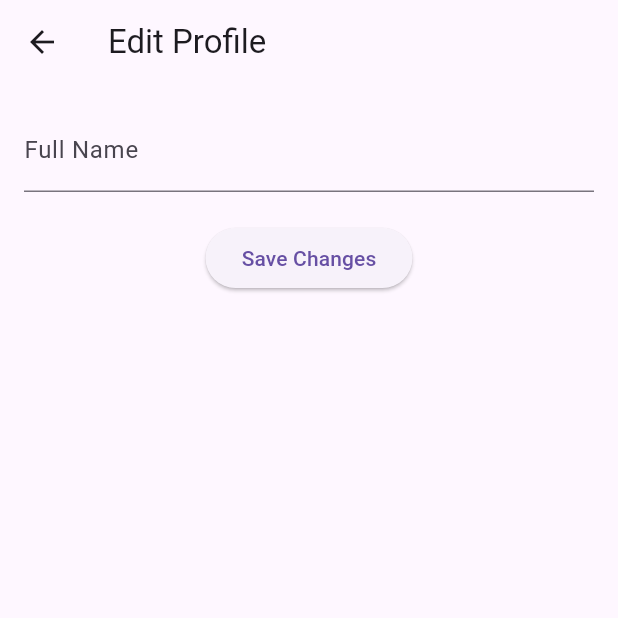
After one commit to tomandjerry17/stocks, a Flutter app: the ProfilePage screen opened directly, after a tap on "Edit Profile", on a phone screen of 412 x 824 dp, the top half of it. The commit adds this screen. Run offline on Flutter 3.47's test engine with Material 3 defaults, Android fonts, the phone set to English and light mode, and no system bars; our stand-ins replace cloud_firestore, firebase_auth, firebase_core, google_sign_in; accounts and stored records are empty; network calls fail.

Commit message:
edit and delete feaeture

```diff
--- /dev/null
+++ b/lib/Pages/edit_profile_page.dart
@@ -0,0 +1,58 @@
+import 'package:flutter/material.dart';
+import 'package:firebase_auth/firebase_auth.dart';
+
+class EditProfilePage extends StatefulWidget {
+  final User? user;
+
+  EditProfilePage({required this.user});
+
+  @override
+  _EditProfilePageState createState() => _EditProfilePageState();
+}
+
+class _EditProfilePageState extends State<EditProfilePage> {
+  final TextEditingController _nameController = TextEditingController();
+
+  void _updateProfile() async {
+    try {
+      await widget.user?.updateDisplayName(_nameController.text);
+      ScaffoldMessenger.of(context).showSnackBar(
+        SnackBar(content: Text("Profile Updated")),
+      );
+      Navigator.pop(context);
+    } catch (e) {
+      ScaffoldMessenger.of(context).showSnackBar(
+        SnackBar(content: Text("Error updating profile: $e")),
+      );
+    }
+  }
+
+  @override
+  void initState() {
+    super.initState();
+    _nameController.text = widget.user?.displayName ?? "";
+  }
+
+  @override
+  Widget build(BuildContext context) {
+    return Scaffold(
+      appBar: AppBar(title: Text("Edit Profile")),
+      body: Padding(
+        padding: const EdgeInsets.all(16.0),
+        child: Column(
+          children: [
+            TextField(
+              controller: _nameController,
+              decoration: InputDecoration(labelText: "Full Name"),
+            ),
+            SizedBox(height: 20),
+            ElevatedButton(
+              child: Text("Save Changes"),
+              onPressed: _updateProfile,
+            ),
+          ],
+        ),
+      ),
+    );
+  }
+}
--- /dev/null
+++ b/lib/Pages/profile_page.dart
@@ -0,0 +1,64 @@
+import 'package:firebase_auth/firebase_auth.dart';
+import 'package:flutter/material.dart';
+import 'edit_profile_page.dart';
+import 'login_page.dart';
+
+class ProfilePage extends StatelessWidget {
+  final FirebaseAuth _auth = FirebaseAuth.instance;
+
+  void _deleteAccount(BuildContext context) async {
+    try {
+      await _auth.currentUser?.delete();
+      await _auth.signOut();
+      Navigator.pushReplacement(
+        context,
+        MaterialPageRoute(builder: (context) => LoginPage()),
+      );
+    } catch (e) {
+      ScaffoldMessenger.of(context).showSnackBar(
+        SnackBar(content: Text("Error deleting account: $e")),
+      );
+    }
+  }
+
+  @override
+  Widget build(BuildContext context) {
+    User? user = _auth.currentUser;
+
+    return Scaffold(
+      appBar: AppBar(title: Text("Profile")),
+      body: Padding(
+        padding: const EdgeInsets.all(16.0),
+        child: Column(
+          crossAxisAlignment: CrossAxisAlignment.center,
+          children: [
+            CircleAvatar(
+              radius: 50,
+              backgroundImage: user?.photoURL != null
+                  ? NetworkImage(user!.photoURL!)
+                  : AssetImage('assets/default_avatar.png') as ImageProvider,
+            ),
+            SizedBox(height: 10),
+            Text(user?.displayName ?? "No Name", style: TextStyle(fontSize: 22, fontWeight: FontWeight.bold)),
+            Text(user?.email ?? "No Email", style: TextStyle(fontSize: 16, color: Colors.grey)),
+            SizedBox(height: 20),
+            ElevatedButton.icon(
+              icon: Icon(Icons.edit),
+              label: Text("Edit Profile"),
+              onPressed: () {
+                Navigator.push(context, MaterialPageRoute(builder: (context) => EditProfilePage(user: user)));
+              },
+            ),
+            SizedBox(height: 10),
+            ElevatedButton.icon(
+              icon: Icon(Icons.delete, color: Colors.red),
+              label: Text("Delete Account", style: TextStyle(color: Colors.red)),
+              style: ElevatedButton.styleFrom(backgroundColor: Colors.white),
+              onPressed: () => _deleteAccount(context),
+            ),
+          ],
+        ),
+      ),
+    );
+  }
+}
--- a/pubspec.yaml
+++ b/pubspec.yaml
@@ -12,6 +12,7 @@ dependencies:
   firebase_core: ^3.12.0
   firebase_auth: ^5.5.0
   google_sign_in: ^6.2.2
+  cloud_firestore: ^5.6.5
 
 dev_dependencies:
   flutter_test:
```
Also changed, not shown: lib/Pages/login_page.dart (+24 -8 lines), lib/Pages/signup_page.dart (+12 -1 lines), lib/services/auth_service.dart (+44 -6 lines), pubspec.lock, 4 other files.
